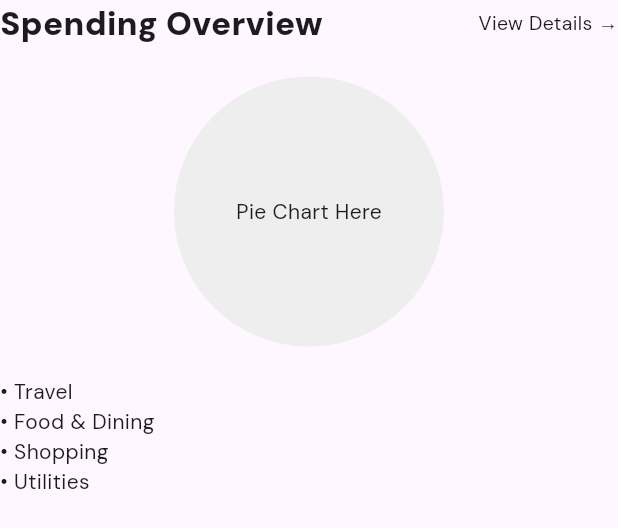
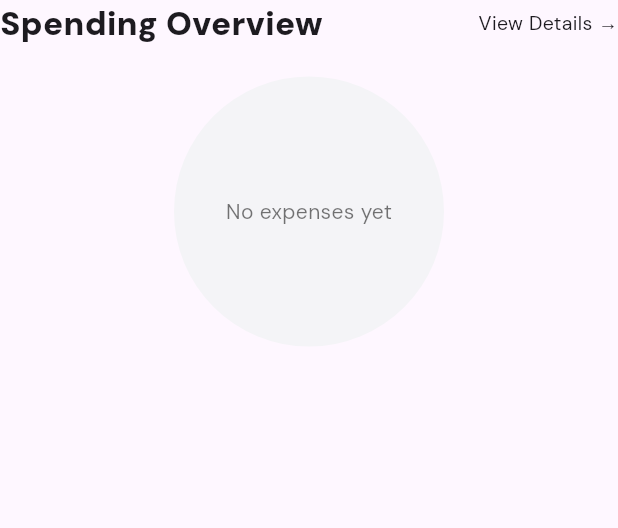
Before and after one commit to Lososel/fintrack-app, a Flutter app: the SpendingOverview widget shown alone on an empty page, opened directly, on a phone screen of 412 x 824 dp. Shown: the top 528 px of the screen. Run offline on Flutter 3.47's test engine with Material 3 defaults, Android fonts, the phone set to English and light mode, and no system bars; our stand-ins replace fl_chart, google_fonts.

Commit message:
feat: implement the pie chart

```diff
--- a/lib/screens/home/homepage_screen.dart
+++ b/lib/screens/home/homepage_screen.dart
@@ -59,7 +59,7 @@ class _HomeScreenState extends State<HomeScreen> {
               const HomeActions(),
 
               const SizedBox(height: 30),
-              const SpendingOverview(),
+              SpendingOverview(),
 
               const SizedBox(height: 30),
               const MonthlyComparison(),
--- a/lib/screens/home/widgets/spending_overview.dart
+++ b/lib/screens/home/widgets/spending_overview.dart
@@ -1,10 +1,42 @@
 import 'package:flutter/material.dart';
+import 'package:fl_chart/fl_chart.dart';
+import 'package:fintrack_app/services/transaction_service.dart';
+import 'package:fintrack_app/utils/spending_calculator.dart';
+import 'package:fintrack_app/utils/category_colors.dart';
 
-class SpendingOverview extends StatelessWidget {
+class SpendingOverview extends StatefulWidget {
   const SpendingOverview({super.key});
 
   @override
+  State<SpendingOverview> createState() => _SpendingOverviewState();
+}
+
+class _SpendingOverviewState extends State<SpendingOverview> {
+  final TransactionService _transactionService = TransactionService();
+
+  @override
+  void initState() {
+    super.initState();
+    _transactionService.addListener(_refresh);
+  }
+
+  @override
+  void dispose() {
+    _transactionService.removeListener(_refresh);
+    super.dispose();
+  }
+
+  void _refresh() {
+    setState(() {});
+  }
+
+  @override
   Widget build(BuildContext context) {
+    final spendingByCategory = SpendingCalculator.calculateSpendingByCategory(
+      _transactionService.transactions,
+    );
+
+    if (spendingByCategory.isEmpty) {
       return Column(
         crossAxisAlignment: CrossAxisAlignment.start,
         children: [
@@ -21,29 +53,115 @@ class SpendingOverview extends StatelessWidget {
               ),
             ],
           ),
-
           const SizedBox(height: 20),
-
-        // PIE CHART PLACEHOLDER (we add real chart next)
           Center(
             child: Container(
               width: 180,
               height: 180,
               decoration: const BoxDecoration(
                 shape: BoxShape.circle,
-              color: Color.fromARGB(255, 238, 238, 238),
+                color: Color(0xffF4F4F7),
               ),
-            child: const Center(child: Text("Pie Chart Here")),
+              child: const Center(
+                child: Text(
+                  "No expenses yet",
+                  style: TextStyle(color: Colors.black54),
                 ),
               ),
-
-        const SizedBox(height: 20),
-
-        const Text("• Travel"),
-        const Text("• Food & Dining"),
-        const Text("• Shopping"),
-        const Text("• Utilities"),
+            ),
+          ),
         ],
       );
     }
+
+    return Column(
+      crossAxisAlignment: CrossAxisAlignment.start,
+      children: [
+        Row(
+          mainAxisAlignment: MainAxisAlignment.spaceBetween,
+          children: const [
+            Text(
+              "Spending Overview",
+              style: TextStyle(fontSize: 22, fontWeight: FontWeight.w900),
+            ),
+            Text(
+              "View Details →",
+              style: TextStyle(fontSize: 13, fontWeight: FontWeight.w400),
+            ),
+          ],
+        ),
+        const SizedBox(height: 20),
+        Center(
+          child: Column(
+            children: [
+              // Pie Chart
+              SizedBox(
+                width: 180,
+                height: 180,
+                child: PieChart(
+                  PieChartData(
+                    sectionsSpace: 2,
+                    centerSpaceRadius: 50,
+                    sections: _buildPieChartSections(spendingByCategory),
+                  ),
+                ),
+              ),
+              const SizedBox(height: 20),
+              // Legend
+              Column(
+                crossAxisAlignment: CrossAxisAlignment.start,
+                children: _buildLegend(spendingByCategory),
+              ),
+            ],
+          ),
+        ),
+      ],
+    );
   }
+
+  List<PieChartSectionData> _buildPieChartSections(
+    List<CategorySpending> spendingByCategory,
+  ) {
+    return spendingByCategory.map((categorySpending) {
+      final color = CategoryColors.getColor(categorySpending.category);
+
+      return PieChartSectionData(
+        value: categorySpending.amount,
+        title: '',
+        color: color,
+        radius: 60,
+      );
+    }).toList();
+  }
+
+  List<Widget> _buildLegend(List<CategorySpending> spendingByCategory) {
+    return spendingByCategory.map((categorySpending) {
+      final color = CategoryColors.getColor(categorySpending.category);
+      return Padding(
+        padding: const EdgeInsets.only(bottom: 8),
+        child: Row(
+          children: [
+            Container(
+              width: 12,
+              height: 12,
+              decoration: BoxDecoration(
+                shape: BoxShape.circle,
+                color: color,
+              ),
+            ),
+            const SizedBox(width: 8),
+            Expanded(
+              child: Text(
+                categorySpending.category,
+                style: const TextStyle(
+                  fontSize: 14,
+                  fontWeight: FontWeight.w500,
+                ),
+              ),
+            ),
+          ],
+        ),
+      );
+    }).toList();
+  }
+}
--- /dev/null
+++ b/lib/utils/category_colors.dart
@@ -0,0 +1,24 @@
+import 'package:flutter/material.dart';
+
+class CategoryColors {
+  static const Map<String, Color> colors = {
+    "Travel": Color(0xFF3B82F6), // Blue
+    "Dining": Color(0xFFEF4444), // Red
+    "Food & Dining": Color(0xFFEF4444), // Red (alternative name)
+    "Groceries": Color(0xFF10B981), // Green
+    "Utilities": Color(0xFFEC4899), // Pink
+    "Shopping": Color(0xFFF59E0B), // Orange
+    "Entertainment": Color(0xFF8B5CF6), // Purple
+    "Health": Color(0xFF06B6D4), // Cyan
+    "Salary": Color(0xFF84CC16), // Lime
+    "Other": Color(0xFF6B7280), // Gray
+  };
+
+  static Color getColor(String category) {
+    return colors[category] ?? colors["Other"]!;
+  }
+
+  static List<Color> getColorList(List<String> categories) {
+    return categories.map((cat) => getColor(cat)).toList();
+  }
+}
--- /dev/null
+++ b/lib/utils/spending_calculator.dart
@@ -0,0 +1,57 @@
+import 'package:fintrack_app/models/transaction_model.dart';
+
+class CategorySpending {
+  final String category;
+  final double amount;
+  final double percentage;
+
+  CategorySpending({
+    required this.category,
+    required this.amount,
+    required this.percentage,
+  });
+}
+
+class SpendingCalculator {
+  static List<CategorySpending> calculateSpendingByCategory(
+    List<TransactionModel> transactions,
+  ) {
+    // Filter only expenses (not income)
+    final expenses = transactions.where((t) => !t.isIncome).toList();
+
+    if (expenses.isEmpty) {
+      return [];
+    }
+
+    // Calculate total spending
+    final totalSpending = expenses.fold<double>(
+      0.0,
+      (sum, transaction) => sum + transaction.amount,
+    );
+
+    if (totalSpending == 0) {
+      return [];
+    }
+
+    // Group by category and sum amounts
+    final Map<String, double> categoryTotals = {};
+    for (var transaction in expenses) {
+      categoryTotals[transaction.category] =
+          (categoryTotals[transaction.category] ?? 0) + transaction.amount;
+    }
+
+    // Convert to list and calculate percentages
+    final List<CategorySpending> spendingByCategory = categoryTotals.entries
+        .map((entry) => CategorySpending(
+              category: entry.key,
+              amount: entry.value,
+              percentage: (entry.value / totalSpending) * 100,
+            ))
+        .toList();
+
+    // Sort by amount descending
+    spendingByCategory.sort((a, b) => b.amount.compareTo(a.amount));
+
+    return spendingByCategory;
+  }
+}
```
Lines whose indentation alone changed are shown as unchanged.
